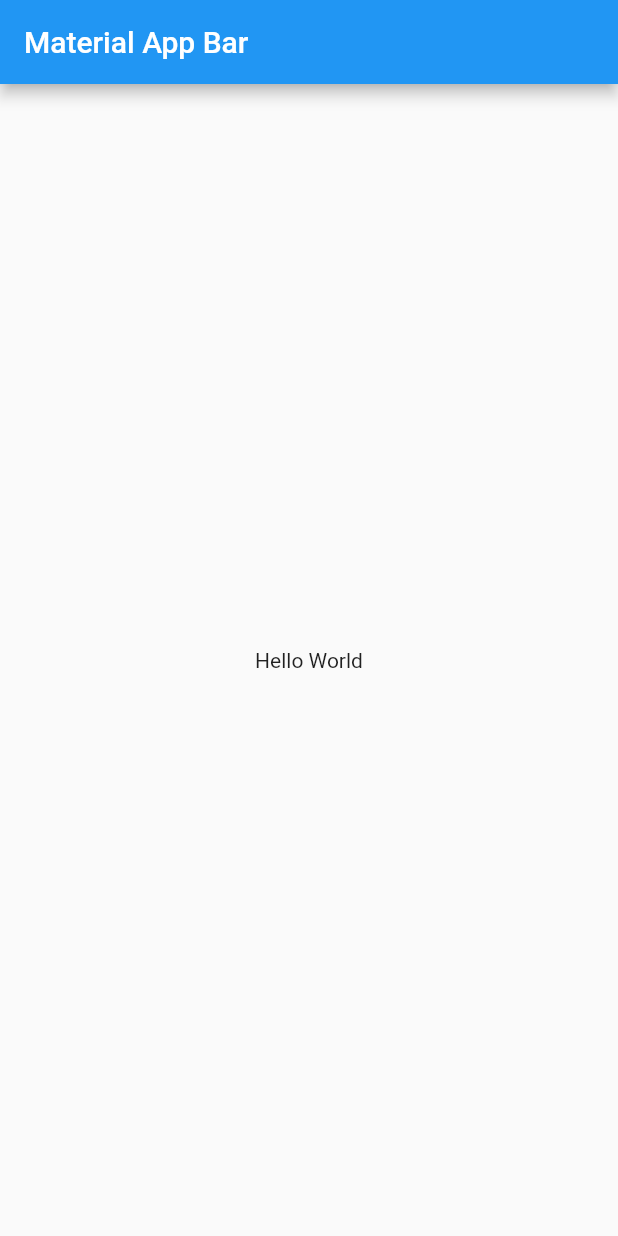
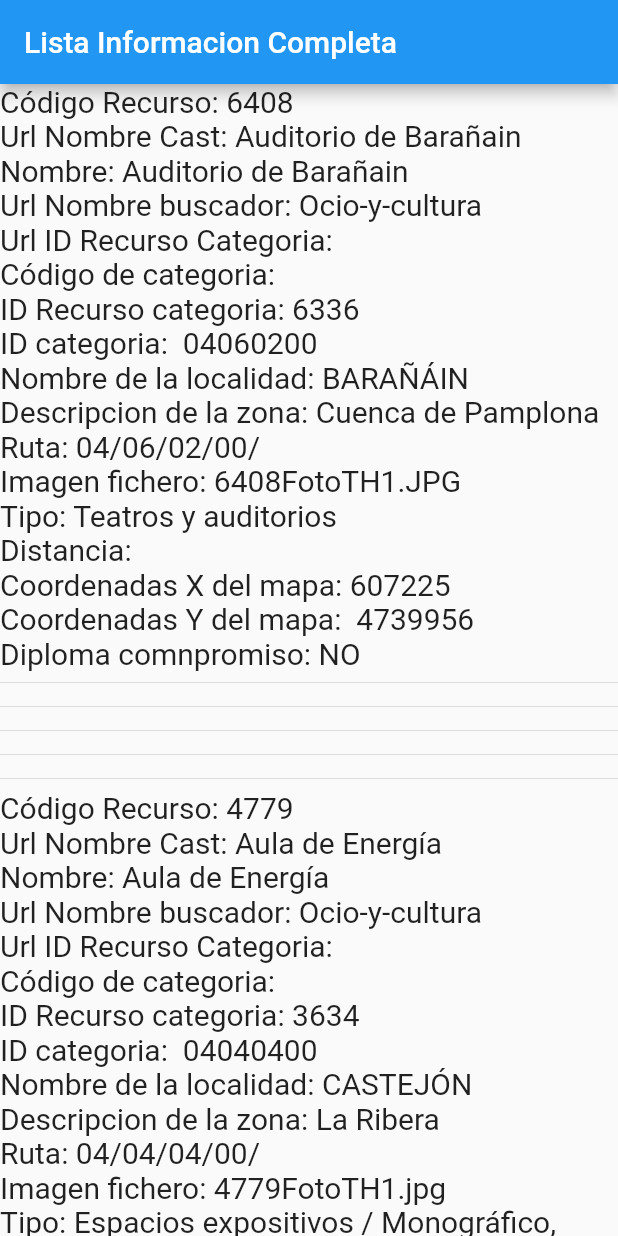
Before and after one commit to parnedoand1999/OcioYCulturaPMDM, a Flutter app: the screen it shows after launch, on a phone screen of 412 x 824 dp. Run offline on Flutter 3.47's test engine with Material 2 defaults, Android fonts, the phone set to English and light mode, and no system bars.

Commit message:
Cambiada ubicacion de carpeta providers porque no dejaba importar y crear carpeta screen listInformacion_screen.dart que muestra la info de todos los datos del json  y llamarlo en el main para que se muestre en la aplicacion

```diff
--- a/lib/main.dart
+++ b/lib/main.dart
@@ -1,4 +1,5 @@
 import 'package:flutter/material.dart';
+import 'package:ocio_y_cultura/screens/listInformacion_screen.dart';
 
 void main() => runApp(MyApp());
 
@@ -7,16 +8,7 @@ class MyApp extends StatelessWidget {
   Widget build(BuildContext context) {
     return MaterialApp(
       title: 'Material App',
-      home: Scaffold(
-        appBar: AppBar(
-          title: Text('Material App Bar'),
-        ),
-        body: Center(
-          child: Container(
-            child: Text('Hello World'),
-          ),
-        ),
-      ),
+      home: ListInformacionScreen(),
     );
   }
 }
--- /dev/null
+++ b/lib/screens/listInformacion_screen.dart
@@ -0,0 +1,151 @@
+import 'package:flutter/material.dart';
+import 'package:ocio_y_cultura/models/ocioycultura_model.dart';
+import 'package:ocio_y_cultura/providers/ocio_providers.dart';
+
+class ListInformacionScreen extends StatelessWidget {
+  @override
+  Widget build(BuildContext context) {
+    return Scaffold(
+      appBar: AppBar(
+        title: Text("Lista Informacion Completa"),
+      ),
+      body: _lista(),
+    );
+  }
+
+  Widget _lista() {
+    return FutureBuilder(
+      future: ocioycultura.cargarPuntos(),
+      initialData: [],
+      builder: (context, AsyncSnapshot<List<dynamic>> snapshot) {
+        if (snapshot.connectionState == ConnectionState.done) {
+          return ListView(
+            children: _listaElementos(snapshot.data),
+          );
+        } else {
+          return Center(child: CircularProgressIndicator());
+        }
+      },
+    );
+  }
+
+  List<Widget> _listaElementos(List<OcioCultura> data) {
+    final List<Widget> lista = [];
+    data.forEach((pr) {
+      final informacion = new ListBody(
+        children: [
+          Text(
+            "Código Recurso: " + pr.codrecurso,
+            style: TextStyle(
+              fontSize: 20,
+            ),
+          ),
+          Text(
+            "Url Nombre Cast: " + pr.urlNombreCast,
+            style: TextStyle(
+              fontSize: 20,
+            ),
+          ),
+          Text(
+            "Nombre: " + pr.nombre,
+            style: TextStyle(
+              fontSize: 20,
+            ),
+          ),
+          Text(
+            "Url Nombre buscador: " + pr.urlNombreBuscador,
+            style: TextStyle(
+              fontSize: 20,
+            ),
+          ),
+          Text(
+            "Url ID Recurso Categoria: " + pr.urlIdRecursoCategoria,
+            style: TextStyle(
+              fontSize: 20,
+            ),
+          ),
+          Text(
+            "Código de categoria: " + pr.codCategoria,
+            style: TextStyle(
+              fontSize: 20,
+            ),
+          ),
+          Text(
+            "ID Recurso categoria: " + pr.idRecursoCategoria,
+            style: TextStyle(
+              fontSize: 20,
+            ),
+          ),
+          Text(
+            "ID categoria:  " + pr.idcategoria,
+            style: TextStyle(
+              fontSize: 20,
+            ),
+          ),
+          Text(
+            "Nombre de la localidad: " + pr.nombreLocalidad,
+            style: TextStyle(
+              fontSize: 20,
+            ),
+          ),
+          Text(
+            "Descripcion de la zona: " + pr.descripZona,
+            style: TextStyle(
+              fontSize: 20,
+            ),
+          ),
+          Text(
+            "Ruta: " + pr.path,
+            style: TextStyle(
+              fontSize: 20,
+            ),
+          ),
+          Text(
+            "Imagen fichero: " + pr.imgFichero,
+            style: TextStyle(
+              fontSize: 20,
+            ),
+          ),
+          Text(
+            "Tipo: " + pr.tipo,
+            style: TextStyle(
+              fontSize: 20,
+            ),
+          ),
+          Text(
+            "Distancia: " + pr.distancia,
+            style: TextStyle(
+              fontSize: 20,
+            ),
+          ),
+          Text(
+            "Coordenadas X del mapa: " + pr.georrX,
+            style: TextStyle(
+              fontSize: 20,
+            ),
+          ),
+          Text(
+            "Coordenadas Y del mapa:  " + pr.georrY,
+            style: TextStyle(
+              fontSize: 20,
+            ),
+          ),
+          Text(
+            "Diploma comnpromiso: " + pr.diplomacompromiso,
+            style: TextStyle(
+              fontSize: 20,
+            ),
+          ),
+        ],
+      );
+
+      lista.add(informacion);
+      lista.add(Divider());
+      lista.add(Divider());
+      lista.add(Divider());
+      lista.add(Divider());
+      lista.add(Divider());
+    });
+    return lista;
+  }
+}
```
Also changed, not shown: lib/providers/ocio_providers.dart (renamed from providers/ocio_providers.dart).
